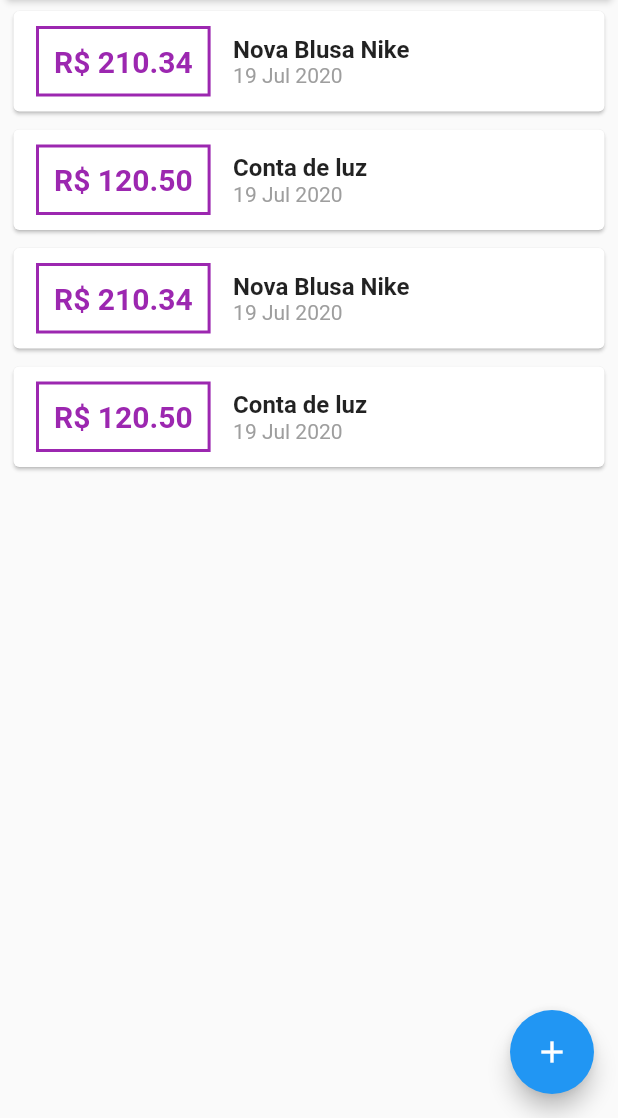
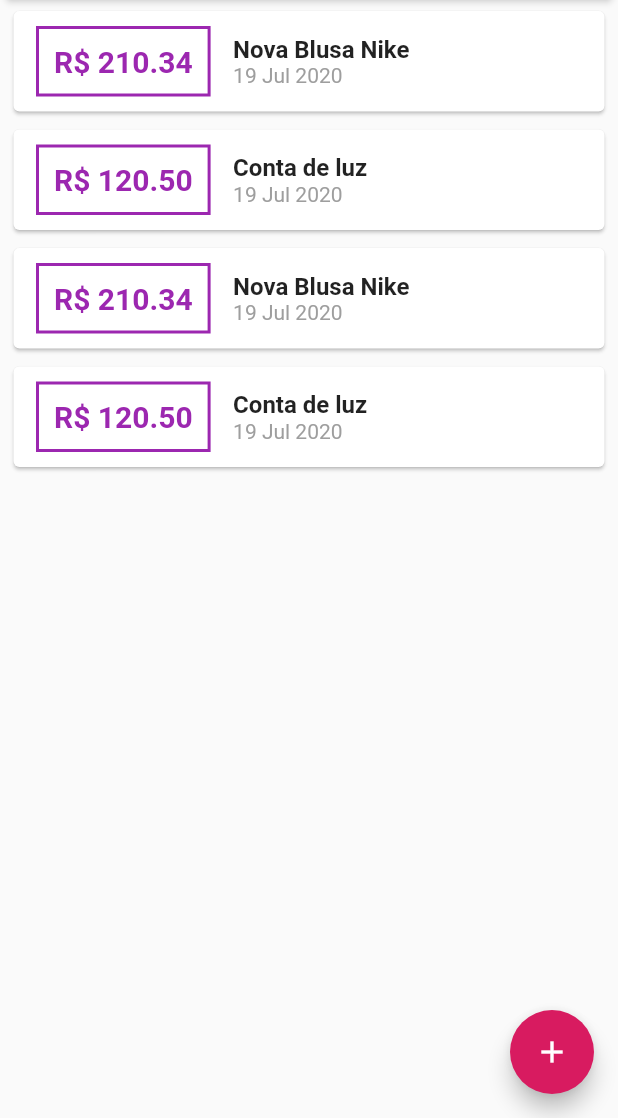
Before and after one commit to devleandrodias/udemy-cod3r-flutter, a Flutter app: the screen it shows after launch, on a phone screen of 412 x 824 dp, the part 118-1236 px from its top. Run offline on Flutter 3.47's test engine with Material 2 defaults, Android fonts, the phone set to English and light mode, and no system bars.

Commit message:
trabalhando com ThemeData

```diff
--- a/expenses/lib/components/transaction_list.dart
+++ b/expenses/lib/components/transaction_list.dart
@@ -27,7 +27,7 @@ class TransactionList extends StatelessWidget {
                     ),
                     decoration: BoxDecoration(
                       border: Border.all(
-                        color: Colors.purple,
+                        color: Theme.of(context).primaryColor,
                         width: 2,
                       ),
                     ),
@@ -37,7 +37,7 @@ class TransactionList extends StatelessWidget {
                       style: TextStyle(
                         fontWeight: FontWeight.bold,
                         fontSize: 20,
-                        color: Colors.purple,
+                        color: Theme.of(context).primaryColor,
                       ),
                     ),
                   ),
--- a/expenses/lib/main.dart
+++ b/expenses/lib/main.dart
@@ -9,7 +9,15 @@ main(List<String> args) => runApp(ExpensesApp());
 
 class ExpensesApp extends StatelessWidget {
   @override
-  Widget build(BuildContext context) => MaterialApp(home: MyHomePage());
+  Widget build(BuildContext context) {
+    return MaterialApp(
+      home: MyHomePage(),
+      theme: ThemeData(
+        primarySwatch: Colors.purple,
+        accentColor: Colors.pink[600],
+      ),
+    );
+  }
 }
 
 class MyHomePage extends StatefulWidget {
```
